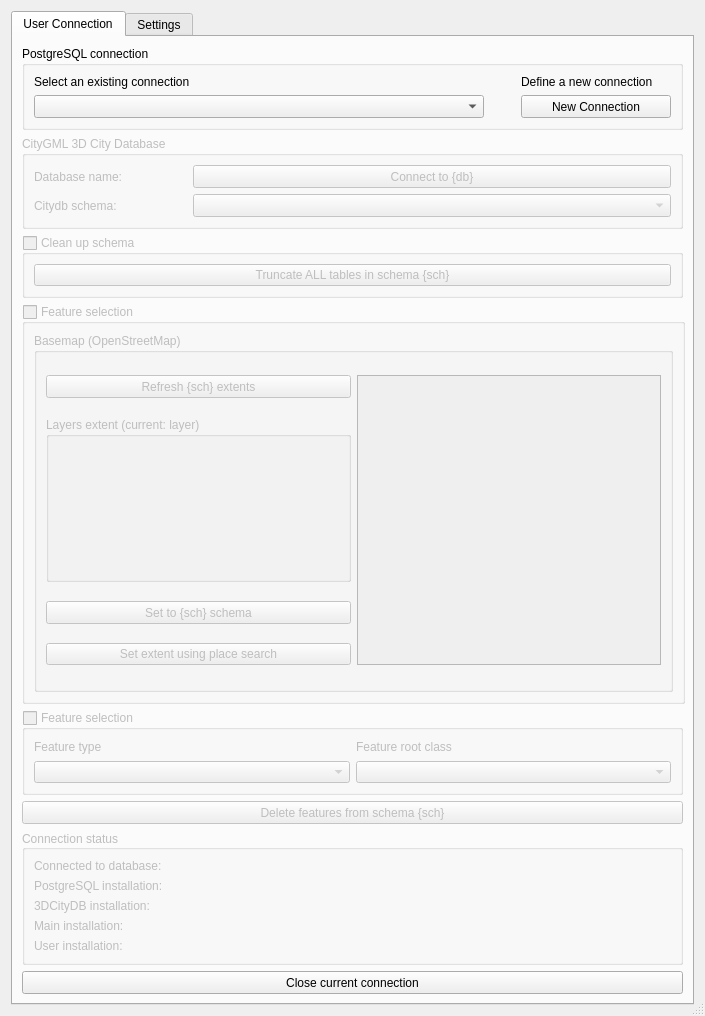
Before: the Qt Designer form cdb4/gui_deleter/ui/cdb4_deleter_dialog.ui in tendaiwbm/cdbloader, drawn with Qt 5.
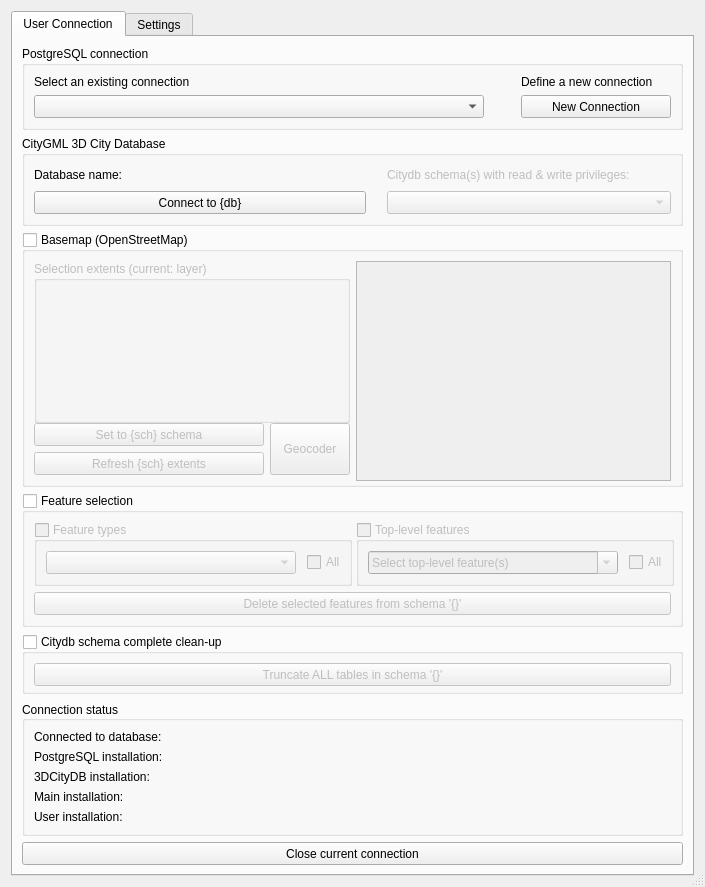
After: the same form once the commit is applied. Icons and pictures are not drawn. Custom widgets are drawn as their Qt base class.

What changed in the file:
```diff
--- a/cdb4/gui_deleter/ui/cdb4_deleter_dialog.ui
+++ b/cdb4/gui_deleter/ui/cdb4_deleter_dialog.ui
@@ -13,11 +13,11 @@
     <x>0</x>
     <y>0</y>
     <width>705</width>
-    <height>1000</height>
+    <height>868</height>
    </rect>
   </property>
   <property name="sizePolicy">
-   <sizepolicy hsizetype="MinimumExpanding" vsizetype="MinimumExpanding">
+   <sizepolicy hsizetype="MinimumExpanding" vsizetype="Maximum">
     <horstretch>0</horstretch>
     <verstretch>0</verstretch>
    </sizepolicy>
@@ -54,7 +54,7 @@
       <bool>true</bool>
      </property>
      <property name="sizePolicy">
-      <sizepolicy hsizetype="MinimumExpanding" vsizetype="MinimumExpanding">
+      <sizepolicy hsizetype="Preferred" vsizetype="Preferred">
        <horstretch>0</horstretch>
        <verstretch>0</verstretch>
       </sizepolicy>
@@ -301,7 +301,7 @@
        <item>
         <widget class="QGroupBox" name="gbxDatabase">
          <property name="enabled">
-          <bool>false</bool>
+          <bool>true</bool>
          </property>
          <property name="sizePolicy">
           <sizepolicy hsizetype="Preferred" vsizetype="Maximum">
@@ -326,66 +326,16 @@
             </property>
             <property name="sizeHint" stdset="0">
              <size>
-              <width>65</width>
+              <width>15</width>
               <height>20</height>
              </size>
             </property>
            </spacer>
           </item>
-          <item row="0" column="2">
-           <widget class="QPushButton" name="btnConnectToDbC">
-            <property name="enabled">
-             <bool>false</bool>
-            </property>
-            <property name="sizePolicy">
-             <sizepolicy hsizetype="MinimumExpanding" vsizetype="Fixed">
-              <horstretch>0</horstretch>
-              <verstretch>0</verstretch>
-             </sizepolicy>
-            </property>
-            <property name="minimumSize">
-             <size>
-              <width>400</width>
-              <height>23</height>
-             </size>
-            </property>
-            <property name="text">
-             <string>Connect to {db}</string>
-            </property>
-            <property name="autoDefault">
-             <bool>false</bool>
-            </property>
-            <property name="default">
-             <bool>false</bool>
-            </property>
-           </widget>
-          </item>
-          <item row="2" column="2">
-           <widget class="QComboBox" name="cbxSchema">
-            <property name="enabled">
-             <bool>false</bool>
-            </property>
-            <property name="sizePolicy">
-             <sizepolicy hsizetype="MinimumExpanding" vsizetype="Fixed">
-              <horstretch>0</horstretch>
-              <verstretch>0</verstretch>
-             </sizepolicy>
-            </property>
-            <property name="minimumSize">
-             <size>
-              <width>400</width>
-              <height>23</height>
-             </size>
-            </property>
-            <property name="toolTip">
-             <string>Select one of the citydb schemas containing data</string>
-            </property>
-           </widget>
-          </item>
           <item row="0" column="0">
            <widget class="QLabel" name="lblConnectToDB">
             <property name="enabled">
-             <bool>false</bool>
+             <bool>true</bool>
             </property>
             <property name="text">
              <string>Database name:</string>
@@ -402,59 +352,75 @@
             </property>
             <property name="sizeHint" stdset="0">
              <size>
-              <width>65</width>
+              <width>15</width>
               <height>20</height>
              </size>
             </property>
            </spacer>
           </item>
-          <item row="2" column="0">
+          <item row="0" column="2">
            <widget class="QLabel" name="lblSchema">
             <property name="enabled">
              <bool>false</bool>
             </property>
             <property name="text">
-             <string>Citydb schema:</string>
+             <string>Citydb schema(s) with read &amp; write privileges:</string>
             </property>
            </widget>
           </item>
-         </layout>
-        </widget>
-       </item>
-       <item>
-        <widget class="QGroupBox" name="groupBox">
-         <property name="enabled">
-          <bool>false</bool>
-         </property>
-         <property name="sizePolicy">
-          <sizepolicy hsizetype="Preferred" vsizetype="Fixed">
-           <horstretch>0</horstretch>
-           <verstretch>0</verstretch>
-          </sizepolicy>
-         </property>
-         <property name="minimumSize">
-          <size>
-           <width>0</width>
-           <height>55</height>
-          </size>
-         </property>
-         <property name="title">
-          <string>Clean up schema</string>
-         </property>
-         <property name="checkable">
-          <bool>true</bool>
-         </property>
-         <property name="checked">
-          <bool>false</bool>
-         </property>
-         <layout class="QVBoxLayout" name="verticalLayout_2">
-          <item>
-           <widget class="QPushButton" name="btnCleanUpSchema">
+          <item row="2" column="0">
+           <widget class="QPushButton" name="btnConnectToDb">
             <property name="enabled">
-             <bool>false</bool>
+             <bool>true</bool>
+            </property>
+            <property name="sizePolicy">
+             <sizepolicy hsizetype="Minimum" vsizetype="Fixed">
+              <horstretch>0</horstretch>
+              <verstretch>0</verstretch>
+             </sizepolicy>
+            </property>
+            <property name="minimumSize">
+             <size>
+              <width>332</width>
+              <height>23</height>
+             </size>
             </property>
             <property name="text">
-             <string>Truncate ALL tables in schema {sch}</string>
+             <string>Connect to {db}</string>
+            </property>
+            <property name="autoDefault">
+             <bool>false</bool>
+            </property>
+            <property name="default">
+             <bool>false</bool>
+            </property>
+           </widget>
+          </item>
+          <item row="2" column="2">
+           <widget class="QComboBox" name="cbxSchema">
+            <property name="enabled">
+             <bool>false</bool>
+            </property>
+            <property name="sizePolicy">
+             <sizepolicy hsizetype="Minimum" vsizetype="Fixed">
+              <horstretch>0</horstretch>
+              <verstretch>0</verstretch>
+             </sizepolicy>
+            </property>
+            <property name="minimumSize">
+             <size>
+              <width>270</width>
+              <height>23</height>
+             </size>
+            </property>
+            <property name="toolTip">
+             <string>Select one of the citydb schemas containing data</string>
+            </property>
+            <property name="currentText">
+             <string/>
+            </property>
+            <property name="placeholderText">
+             <string/>
             </property>
            </widget>
           </item>
@@ -464,22 +430,22 @@
        <item>
         <widget class="QGroupBox" name="groupBox_2">
          <property name="enabled">
-          <bool>false</bool>
+          <bool>true</bool>
          </property>
          <property name="sizePolicy">
-          <sizepolicy hsizetype="Minimum" vsizetype="Minimum">
+          <sizepolicy hsizetype="Minimum" vsizetype="Fixed">
            <horstretch>0</horstretch>
            <verstretch>0</verstretch>
           </sizepolicy>
          </property>
          <property name="minimumSize">
           <size>
-           <width>663</width>
-           <height>400</height>
+           <width>318</width>
+           <height>255</height>
           </size>
          </property>
          <property name="title">
-          <string>Feature selection</string>
+          <string>Basemap (OpenStreetMap)</string>
          </property>
          <property name="flat">
           <bool>false</bool>
@@ -490,178 +456,408 @@
          <property name="checked">
           <bool>false</bool>
          </property>
-         <layout class="QVBoxLayout" name="verticalLayout_4">
-          <item>
-           <widget class="QGroupBox" name="gbxBasemapC">
+         <layout class="QGridLayout" name="gLayoutBasemap">
+          <item row="0" column="1" rowspan="2">
+           <widget class="QGraphicsView" name="gvCanvas">
             <property name="enabled">
              <bool>false</bool>
             </property>
             <property name="sizePolicy">
-             <sizepolicy hsizetype="Ignored" vsizetype="Minimum">
+             <sizepolicy hsizetype="Expanding" vsizetype="MinimumExpanding">
               <horstretch>0</horstretch>
               <verstretch>0</verstretch>
              </sizepolicy>
             </property>
             <property name="minimumSize">
              <size>
-              <width>400</width>
-              <height>200</height>
+              <width>300</width>
+              <height>220</height>
+             </size>
+            </property>
+            <property name="toolTip">
+             <string>&lt;html&gt;&lt;head/&gt;&lt;body&gt;&lt;p&gt;&lt;span style=&quot; font-weight:600; color:#000000;&quot;&gt;Black box&lt;/span&gt;: Extents of all data in the selected citydb schema&lt;/p&gt;&lt;p&gt;&lt;span style=&quot; font-weight:600; color:#ff0000;&quot;&gt;Red box&lt;/span&gt;: Extents of the area in which selected features will be deleted&lt;/p&gt;&lt;/body&gt;&lt;/html&gt;</string>
+            </property>
+            <property name="alignment">
+             <set>Qt::AlignCenter</set>
+            </property>
+           </widget>
+          </item>
+          <item row="0" column="0">
+           <widget class="QgsExtentGroupBox" name="qgbxExtents">
+            <property name="enabled">
+             <bool>false</bool>
+            </property>
+            <property name="sizePolicy">
+             <sizepolicy hsizetype="MinimumExpanding" vsizetype="Maximum">
+              <horstretch>0</horstretch>
+              <verstretch>0</verstretch>
+             </sizepolicy>
+            </property>
+            <property name="minimumSize">
+             <size>
+              <width>300</width>
+              <height>162</height>
+             </size>
+            </property>
+            <property name="maximumSize">
+             <size>
+              <width>318</width>
+              <height>16777215</height>
              </size>
             </property>
             <property name="title">
-             <string>Basemap (OpenStreetMap)</string>
-            </property>
-            <property name="flat">
-             <bool>false</bool>
+             <string>Selection extents (current: layer)</string>
             </property>
             <property name="checkable">
              <bool>false</bool>
             </property>
-            <property name="checked">
+            <property name="collapsed">
              <bool>false</bool>
             </property>
-            <layout class="QGridLayout" name="gLayoutBasemapC">
-             <item row="1" column="1" rowspan="4">
-              <widget class="QGraphicsView" name="gvCanvasC">
-               <property name="enabled">
-                <bool>false</bool>
-               </property>
-               <property name="sizePolicy">
-                <sizepolicy hsizetype="MinimumExpanding" vsizetype="MinimumExpanding">
-                 <horstretch>0</horstretch>
-                 <verstretch>0</verstretch>
-                </sizepolicy>
-               </property>
-               <property name="minimumSize">
-                <size>
-                 <width>250</width>
-                 <height>0</height>
-                </size>
-               </property>
-               <property name="toolTip">
-                <string>&lt;html&gt;&lt;head/&gt;&lt;body&gt;&lt;p&gt;&lt;span style=&quot; font-weight:600; color:#0000ff;&quot;&gt;Blue box&lt;/span&gt;: Extents of all data in the selected citydb schema&lt;/p&gt;&lt;p&gt;&lt;span style=&quot; font-weight:600; color:#ff0000;&quot;&gt;Red box&lt;/span&gt;: Extents of the area in which feature will be deleted&lt;/p&gt;&lt;/body&gt;&lt;/html&gt;</string>
-               </property>
-              </widget>
-             </item>
-             <item row="1" column="0">
-              <widget class="QPushButton" name="btnRefreshCDBExtents">
-               <property name="sizePolicy">
-                <sizepolicy hsizetype="MinimumExpanding" vsizetype="Fixed">
-                 <horstretch>0</horstretch>
-                 <verstretch>0</verstretch>
-                </sizepolicy>
-               </property>
-               <property name="minimumSize">
-                <size>
-                 <width>250</width>
-                 <height>23</height>
-                </size>
-               </property>
-               <property name="toolTip">
-                <string>&lt;html&gt;&lt;head/&gt;&lt;body&gt;&lt;p&gt;If you deleted or added new data to the city model, you may have to refresh the extents of all data contained in the selected citydb schema (&lt;span style=&quot; font-weight:600; color:#0000ff;&quot;&gt;blue box&lt;/span&gt;)&lt;/p&gt;&lt;/body&gt;&lt;/html&gt;</string>
-               </property>
-               <property name="text">
-                <string>Refresh {sch} extents</string>
-               </property>
-               <property name="autoDefault">
-                <bool>false</bool>
-               </property>
-              </widget>
-             </item>
-             <item row="2" column="0">
-              <widget class="QgsExtentGroupBox" name="qgbxExtentsC">
-               <property name="sizePolicy">
-                <sizepolicy hsizetype="Fixed" vsizetype="Maximum">
-                 <horstretch>0</horstretch>
-                 <verstretch>0</verstretch>
-                </sizepolicy>
-               </property>
-               <property name="minimumSize">
-                <size>
-                 <width>150</width>
-                 <height>165</height>
-                </size>
-               </property>
-               <property name="maximumSize">
-                <size>
-                 <width>450</width>
-                 <height>16777215</height>
-                </size>
-               </property>
-               <property name="title">
-                <string>Layers extent (current: layer)</string>
-               </property>
-               <property name="checkable">
-                <bool>false</bool>
-               </property>
-               <property name="collapsed">
-                <bool>false</bool>
-               </property>
-               <property name="titleBase">
-                <string>Layers extent</string>
-               </property>
-              </widget>
-             </item>
-             <item row="3" column="0">
-              <widget class="QPushButton" name="btnCityExtentsC">
-               <property name="sizePolicy">
-                <sizepolicy hsizetype="MinimumExpanding" vsizetype="Fixed">
-                 <horstretch>0</horstretch>
-                 <verstretch>0</verstretch>
-                </sizepolicy>
-               </property>
-               <property name="minimumSize">
-                <size>
-                 <width>250</width>
-                 <height>23</height>
-                </size>
-               </property>
-               <property name="toolTip">
-                <string>&lt;html&gt;&lt;head/&gt;&lt;body&gt;&lt;p&gt;Set the extents of the area (&lt;span style=&quot; font-weight:600; color:#ff0000;&quot;&gt;reb box&lt;/span&gt;) to be the same as the citydb schema (&lt;span style=&quot; font-weight:600; color:#0000ff;&quot;&gt;blue box&lt;/span&gt;)&lt;/p&gt;&lt;/body&gt;&lt;/html&gt;</string>
-               </property>
-               <property name="text">
-                <string>Set to {sch} schema</string>
-               </property>
-               <property name="autoDefault">
-                <bool>false</bool>
-               </property>
-              </widget>
-             </item>
-             <item row="4" column="0">
-              <widget class="QPushButton" name="btnPlaceSearch">
-               <property name="text">
-                <string>Set extent using place search</string>
-               </property>
-              </widget>
-             </item>
-            </layout>
+            <property name="titleBase">
+             <string>Selection extents</string>
+            </property>
            </widget>
           </item>
+          <item row="1" column="0">
+           <layout class="QGridLayout" name="gridLayout_2">
+            <item row="0" column="1">
+             <widget class="QPushButton" name="btnGeoCoder">
+              <property name="enabled">
+               <bool>false</bool>
+              </property>
+              <property name="sizePolicy">
+               <sizepolicy hsizetype="Fixed" vsizetype="Minimum">
+                <horstretch>0</horstretch>
+                <verstretch>0</verstretch>
+               </sizepolicy>
+              </property>
+              <property name="minimumSize">
+               <size>
+                <width>40</width>
+                <height>50</height>
+               </size>
+              </property>
+              <property name="text">
+               <string>Geocoder</string>
+              </property>
+             </widget>
+            </item>
+            <item row="0" column="0">
+             <layout class="QVBoxLayout" name="verticalLayout_3">
+              <item>
+               <widget class="QPushButton" name="btnCityExtents">
+                <property name="enabled">
+                 <bool>false</bool>
+                </property>
+                <property name="sizePolicy">
+                 <sizepolicy hsizetype="Preferred" vsizetype="Maximum">
+                  <horstretch>0</horstretch>
+                  <verstretch>0</verstretch>
+                 </sizepolicy>
+                </property>
+                <property name="minimumSize">
+                 <size>
+                  <width>0</width>
+                  <height>23</height>
+                 </size>
+                </property>
+                <property name="toolTip">
+                 <string>&lt;html&gt;&lt;head/&gt;&lt;body&gt;&lt;p&gt;Set the extents of the area (&lt;span style=&quot; font-weight:600; color:#ff0000;&quot;&gt;reb box&lt;/span&gt;) to be the same as the citydb schema (&lt;span style=&quot; font-weight:600; color:#000000;&quot;&gt;black box&lt;/span&gt;)&lt;/p&gt;&lt;/body&gt;&lt;/html&gt;</string>
+                </property>
+                <property name="text">
+                 <string>Set to {sch} schema</string>
+                </property>
+                <property name="autoDefault">
+                 <bool>false</bool>
+                </property>
+               </widget>
+              </item>
+              <item>
+               <widget class="QPushButton" name="btnRefreshCDBExtents">
+                <property name="sizePolicy">
+                 <sizepolicy hsizetype="Preferred" vsizetype="Maximum">
+                  <horstretch>0</horstretch>
+                  <verstretch>0</verstretch>
+                 </sizepolicy>
+                </property>
+                <property name="minimumSize">
+                 <size>
+                  <width>0</width>
+                  <height>23</height>
+                 </size>
+                </property>
+                <property name="toolTip">
+                 <string>&lt;html&gt;&lt;head/&gt;&lt;body&gt;&lt;p&gt;If you deleted or added new data to the city model, you may have to refresh the extents of all data contained in the selected citydb schema (&lt;span style=&quot; font-weight:600; color:#000000;&quot;&gt;black box&lt;/span&gt;)&lt;/p&gt;&lt;/body&gt;&lt;/html&gt;</string>
+                </property>
+                <property name="text">
+                 <string>Refresh {sch} extents</string>
+                </property>
+                <property name="autoDefault">
+                 <bool>false</bool>
+                </property>
+               </widget>
+              </item>
+             </layout>
+            </item>
+           </layout>
+          </item>
          </layout>
         </widget>
        </item>
        <item>
         <widget class="QGroupBox" name="gbxFeatSel">
-         <property name="enabled">
+         <property name="title">
+          <string>Feature selection</string>
+         </property>
+         <property name="checkable">
+          <bool>true</bool>
+         </property>
+         <property name="checked">
           <bool>false</bool>
          </property>
+         <layout class="QGridLayout" name="gridLayout_3">
+          <item row="1" column="1">
+           <widget class="QGroupBox" name="gbxTopLevelClass">
+            <property name="enabled">
+             <bool>false</bool>
+            </property>
+            <property name="sizePolicy">
+             <sizepolicy hsizetype="Fixed" vsizetype="Fixed">
+              <horstretch>0</horstretch>
+              <verstretch>0</verstretch>
+             </sizepolicy>
+            </property>
+            <property name="minimumSize">
+             <size>
+              <width>318</width>
+              <height>0</height>
+             </size>
+            </property>
+            <property name="title">
+             <string>Top-level features</string>
+            </property>
+            <property name="checkable">
+             <bool>true</bool>
+            </property>
+            <property name="checked">
+             <bool>false</bool>
+            </property>
+            <layout class="QGridLayout" name="gridLayout_5">
+             <item row="3" column="2">
+              <spacer name="horizontalSpacer_7">
+               <property name="orientation">
+                <enum>Qt::Horizontal</enum>
+               </property>
+               <property name="sizeType">
+                <enum>QSizePolicy::Fixed</enum>
+               </property>
+               <property name="sizeHint" stdset="0">
+                <size>
+                 <width>5</width>
+                 <height>20</height>
+                </size>
+               </property>
+              </spacer>
+             </item>
+             <item row="3" column="1">
+              <widget class="QgsCheckableComboBox" name="ccbxTopLevelClass">
+               <property name="enabled">
+                <bool>false</bool>
+               </property>
+               <property name="minimumSize">
+                <size>
+                 <width>250</width>
+                 <height>23</height>
+                </size>
+               </property>
+               <property name="editable">
+                <bool>true</bool>
+               </property>
+               <property name="currentText">
+                <string>Select top-level feature(s)</string>
+               </property>
+               <property name="maxVisibleItems">
+                <number>99</number>
+               </property>
+               <property name="defaultText">
+                <string>Select top-level feature(s)</string>
+               </property>
+              </widget>
+             </item>
+             <item row="3" column="3" alignment="Qt::AlignRight|Qt::AlignVCenter">
+              <widget class="QCheckBox" name="ckbTopLevelClassAll">
+               <property name="minimumSize">
+                <size>
+                 <width>30</width>
+                 <height>0</height>
+                </size>
+               </property>
+               <property name="text">
+                <string>All</string>
+               </property>
+              </widget>
+             </item>
+            </layout>
+           </widget>
+          </item>
+          <item row="1" column="0">
+           <widget class="QGroupBox" name="gbxFeatType">
+            <property name="enabled">
+             <bool>false</bool>
+            </property>
+            <property name="sizePolicy">
+             <sizepolicy hsizetype="Fixed" vsizetype="Fixed">
+              <horstretch>0</horstretch>
+              <verstretch>0</verstretch>
+             </sizepolicy>
+            </property>
+            <property name="minimumSize">
+             <size>
+              <width>318</width>
+              <height>0</height>
+             </size>
+            </property>
+            <property name="title">
+             <string>Feature types</string>
+            </property>
+            <property name="checkable">
+             <bool>true</bool>
+            </property>
+            <property name="checked">
+             <bool>false</bool>
+            </property>
+            <layout class="QGridLayout" name="gridLayout_4">
+             <item row="1" column="2">
+              <spacer name="horizontalSpacer_4">
+               <property name="orientation">
+                <enum>Qt::Horizontal</enum>
+               </property>
+               <property name="sizeType">
+                <enum>QSizePolicy::Fixed</enum>
+               </property>
+               <property name="sizeHint" stdset="0">
+                <size>
+                 <width>5</width>
+                 <height>20</height>
+                </size>
+               </property>
+              </spacer>
+             </item>
+             <item row="1" column="1">
+              <widget class="QgsCheckableComboBox" name="ccbxFeatType">
+               <property name="enabled">
+                <bool>false</bool>
+               </property>
+               <property name="minimumSize">
+                <size>
+                 <width>250</width>
+                 <height>23</height>
+                </size>
+               </property>
+               <property name="currentText">
+                <string>Select feature type(s)</string>
+               </property>
+               <property name="frame">
+                <bool>true</bool>
+               </property>
+               <property name="defaultText">
+                <string>Select feature type(s)</string>
+               </property>
+              </widget>
+             </item>
+             <item row="1" column="3" alignment="Qt::AlignRight|Qt::AlignVCenter">
+              <widget class="QCheckBox" name="ckbFeatTypeAll">
+               <property name="enabled">
+                <bool>false</bool>
+               </property>
+               <property name="sizePolicy">
+                <sizepolicy hsizetype="Minimum" vsizetype="Fixed">
+                 <horstretch>0</horstretch>
+                 <verstretch>0</verstretch>
+                </sizepolicy>
+               </property>
+               <property name="minimumSize">
+                <size>
+                 <width>30</width>
+                 <height>0</height>
+                </size>
+               </property>
+               <property name="text">
+                <string>All</string>
+               </property>
+              </widget>
+             </item>
+            </layout>
+           </widget>
+          </item>
+          <item row="2" column="0" colspan="2">
+           <widget class="QPushButton" name="btnDelSelFeatures">
+            <property name="enabled">
+             <bool>false</bool>
+            </property>
+            <property name="sizePolicy">
+             <sizepolicy hsizetype="Expanding" vsizetype="Fixed">
+              <horstretch>0</horstretch>
+              <verstretch>0</verstretch>
+             </sizepolicy>
+            </property>
+            <property name="minimumSize">
+             <size>
+              <width>0</width>
+              <height>23</height>
+             </size>
+            </property>
+            <property name="toolTip">
+             <string>&lt;html&gt;&lt;head/&gt;&lt;body&gt;&lt;p&gt;The selected features will be deleted&lt;/p&gt;&lt;/body&gt;&lt;/html&gt;</string>
+            </property>
+            <property name="text">
+             <string>Delete selected features from schema '{}'</string>
+            </property>
+           </widget>
+          </item>
+         </layout>
+        </widget>
+       </item>
+       <item>
+        <spacer name="verticalSpacer_2">
+         <property name="orientation">
+          <enum>Qt::Vertical</enum>
+         </property>
+         <property name="sizeType">
+          <enum>QSizePolicy::Expanding</enum>
+         </property>
+         <property name="sizeHint" stdset="0">
+          <size>
+           <width>20</width>
+           <height>30</height>
+          </size>
+         </property>
+        </spacer>
+       </item>
+       <item>
+        <widget class="QGroupBox" name="gbxCleanUpSchema">
          <property name="sizePolicy">
-          <sizepolicy hsizetype="Minimum" vsizetype="Minimum">
+          <sizepolicy hsizetype="Preferred" vsizetype="Maximum">
            <horstretch>0</horstretch>
            <verstretch>0</verstretch>
           </sizepolicy>
          </property>
          <property name="minimumSize">
           <size>
-           <width>650</width>
+           <width>0</width>
            <height>60</height>
           </size>
          </property>
+         <property name="autoFillBackground">
+          <bool>false</bool>
+         </property>
+         <property name="styleSheet">
+          <string notr="true">border-color: rgb(170, 0, 0);
+border-color: rgb(255, 0, 0);</string>
+         </property>
          <property name="title">
-          <string>Feature selection</string>
-         </property>
-         <property name="flat">
-          <bool>false</bool>
+          <string>Citydb schema complete clean-up</string>
          </property>
          <property name="checkable">
           <bool>true</bool>
@@ -669,24 +865,29 @@
          <property name="checked">
           <bool>false</bool>
          </property>
-         <layout class="QGridLayout" name="gridLayout_2">
-          <item row="1" column="1">
-           <widget class="QgsCheckableComboBox" name="mComboBox_2"/>
-          </item>
-          <item row="1" column="0">
-           <widget class="QgsCheckableComboBox" name="cbxFeatType"/>
-          </item>
-          <item row="0" column="0">
-           <widget class="QLabel" name="lblFeatType">
-            <property name="text">
-             <string>Feature type</string>
+         <layout class="QVBoxLayout" name="verticalLayout_2">
+          <item>
+           <widget class="QPushButton" name="btnCleanUpSchema">
+            <property name="enabled">
+             <bool>false</bool>
             </property>
-           </widget>
-          </item>
-          <item row="0" column="1">
-           <widget class="QLabel" name="lblFeatRootClass">
+            <property name="sizePolicy">
+             <sizepolicy hsizetype="Minimum" vsizetype="Maximum">
+              <horstretch>0</horstretch>
+              <verstretch>0</verstretch>
+             </sizepolicy>
+            </property>
+            <property name="minimumSize">
+             <size>
+              <width>0</width>
+              <height>23</height>
+             </size>
+            </property>
+            <property name="toolTip">
+             <string>&lt;html&gt;&lt;head/&gt;&lt;body&gt;&lt;p&gt;ALL data in the citydb schema (i.e. within the &lt;span style=&quot; font-weight:600;&quot;&gt;black box&lt;/span&gt;) will be deleted&lt;/p&gt;&lt;/body&gt;&lt;/html&gt;</string>
+            </property>
             <property name="text">
-             <string>Feature root class</string>
+             <string>Truncate ALL tables in schema '{}'</string>
             </property>
            </widget>
           </item>
@@ -694,31 +895,22 @@
         </widget>
        </item>
        <item>
-        <widget class="QPushButton" name="btnDropLayers">
-         <property name="enabled">
-          <bool>false</bool>
+        <spacer name="verticalSpacer_3">
+         <property name="orientation">
+          <enum>Qt::Vertical</enum>
          </property>
-         <property name="minimumSize">
+         <property name="sizeHint" stdset="0">
           <size>
-           <width>620</width>
-           <height>23</height>
+           <width>20</width>
+           <height>30</height>
           </size>
          </property>
-         <property name="toolTip">
-          <string>Delete all selected features in the current citydb schema</string>
-         </property>
-         <property name="text">
-          <string>Delete features from schema {sch}</string>
-         </property>
-         <property name="autoDefault">
-          <bool>false</bool>
-         </property>
-        </widget>
+        </spacer>
        </item>
        <item>
         <widget class="QGroupBox" name="gbxConnStatusC">
          <property name="enabled">
-          <bool>false</bool>
+          <bool>true</bool>
          </property>
          <property name="sizePolicy">
           <sizepolicy hsizetype="MinimumExpanding" vsizetype="Maximum">
@@ -726,12 +918,6 @@
            <verstretch>0</verstretch>
           </sizepolicy>
          </property>
-         <property name="minimumSize">
-          <size>
-           <width>0</width>
-           <height>100</height>
-          </size>
-         </property>
          <property name="focusPolicy">
           <enum>Qt::NoFocus</enum>
          </property>
@@ -757,6 +943,19 @@
           <bool>false</bool>
          </property>
          <layout class="QGridLayout" name="gLayoutConnStatusC">
+          <item row="4" column="1">
+           <widget class="QLabel" name="lbl3DCityDBInst_out">
+            <property name="sizePolicy">
+             <sizepolicy hsizetype="MinimumExpanding" vsizetype="Preferred">
+              <horstretch>0</horstretch>
+              <verstretch>0</verstretch>
+             </sizepolicy>
+            </property>
+            <property name="text">
+             <string/>
+            </property>
+           </widget>
+          </item>
           <item row="2" column="1">
            <widget class="QLabel" name="lbl3DCityDBInstC_out">
             <property name="sizePolicy">
@@ -768,12 +967,76 @@
             <property name="text">
              <string/>
             </property>
+            <property name="alignment">
+             <set>Qt::AlignLeading|Qt::AlignLeft|Qt::AlignVCenter</set>
+            </property>
            </widget>
           </item>
-          <item row="0" column="0">
-           <widget class="QLabel" name="lblConnToDbC">
+          <item row="6" column="1">
+           <widget class="QLabel" name="lblUserInst_out">
             <property name="sizePolicy">
-             <sizepolicy hsizetype="Maximum" vsizetype="Maximum">
+             <sizepolicy hsizetype="MinimumExpanding" vsizetype="Preferred">
+              <horstretch>0</horstretch>
+              <verstretch>0</verstretch>
+             </sizepolicy>
+            </property>
+            <property name="text">
+             <string/>
+            </property>
+            <property name="wordWrap">
+             <bool>true</bool>
+            </property>
+            <property name="margin">
+             <number>0</number>
+            </property>
+            <property name="indent">
+             <number>-1</number>
+            </property>
+           </widget>
+          </item>
+          <item row="3" column="0">
+           <widget class="QLabel" name="lblPostInst">
+            <property name="sizePolicy">
+             <sizepolicy hsizetype="Maximum" vsizetype="Preferred">
+              <horstretch>0</horstretch>
+              <verstretch>0</verstretch>
+             </sizepolicy>
+            </property>
+            <property name="text">
+             <string>PostgreSQL installation:</string>
+            </property>
+           </widget>
+          </item>
+          <item row="4" column="0">
+           <widget class="QLabel" name="lbl3DCityDBInst">
+            <property name="sizePolicy">
+             <sizepolicy hsizetype="Maximum" vsizetype="Preferred">
+              <horstretch>0</horstretch>
+              <verstretch>0</verstretch>
+             </sizepolicy>
+            </property>
+            <property name="text">
+             <string>3DCityDB installation:</string>
+            </property>
+           </widget>
+          </item>
+          <item row="6" column="0">
+           <widget class="QLabel" name="lblUserInst">
+            <property name="sizePolicy">
+             <sizepolicy hsizetype="Maximum" vsizetype="Preferred">
+              <horstretch>0</horstretch>
+              <verstretch>0</verstretch>
+             </sizepolicy>
+            </property>
+            <property name="text">
+             <string>User installation:</string>
+            </property>
+           </widget>
+          </item>
+          <item row="2" column="0">
+           <widget class="QLabel" name="lblConnToDb">
+            <property name="sizePolicy">
+             <sizepolicy hsizetype="Maximum" vsizetype="Preferred">
               <horstretch>0</horstretch>
               <verstretch>0</verstretch>
              </sizepolicy>
@@ -795,105 +1058,40 @@
             </property>
            </widget>
           </item>
-          <item row="0" column="1">
-           <widget class="QLabel" name="lblConnToDbC_out">
-            <property name="sizePolicy">
-             <sizepolicy hsizetype="MinimumExpanding" vsizetype="Preferred">
-              <horstretch>0</horstretch>
-              <verstretch>0</verstretch>
-             </sizepolicy>
-            </property>
-            <property name="text">
-             <string/>
-            </property>
-            <property name="alignment">
-             <set>Qt::AlignLeading|Qt::AlignLeft|Qt::AlignVCenter</set>
-            </property>
-           </widget>
-          </item>
-          <item row="3" column="0">
-           <widget class="QLabel" name="lblMainInstC">
-            <property name="text">
-             <string>Main installation:</string>
-            </property>
-           </widget>
-          </item>
-          <item row="4" column="1">
-           <widget class="QLabel" name="lblUserInstC_out">
-            <property name="sizePolicy">
-             <sizepolicy hsizetype="MinimumExpanding" vsizetype="Preferred">
-              <horstretch>0</horstretch>
-              <verstretch>0</verstretch>
-             </sizepolicy>
-            </property>
-            <property name="text">
-             <string/>
-            </property>
-            <property name="wordWrap">
-             <bool>true</bool>
-            </property>
-            <property name="margin">
-             <number>0</number>
-            </property>
-            <property name="indent">
-             <number>-1</number>
-            </property>
-           </widget>
-          </item>
-          <item row="1" column="1">
-           <widget class="QLabel" name="lblPostInstC_out">
-            <property name="sizePolicy">
-             <sizepolicy hsizetype="MinimumExpanding" vsizetype="Preferred">
-              <horstretch>0</horstretch>
-              <verstretch>0</verstretch>
-             </sizepolicy>
-            </property>
-            <property name="text">
-             <string/>
-            </property>
-           </widget>
-          </item>
-          <item row="4" column="0">
-           <widget class="QLabel" name="lblUserInstC">
-            <property name="sizePolicy">
-             <sizepolicy hsizetype="Maximum" vsizetype="Preferred">
-              <horstretch>0</horstretch>
-              <verstretch>0</verstretch>
-             </sizepolicy>
-            </property>
-            <property name="text">
-             <string>User installation:</string>
-            </property>
-           </widget>
-          </item>
-          <item row="1" column="0">
-           <widget class="QLabel" name="lblPostInstC">
-            <property name="sizePolicy">
-             <sizepolicy hsizetype="Maximum" vsizetype="Preferred">
-              <horstretch>0</horstretch>
-              <verstretch>0</verstretch>
-             </sizepolicy>
-            </property>
-            <property name="text">
-             <string>PostgreSQL installation:</string>
-            </property>
-           </widget>
-          </item>
-          <item row="2" column="0">
-           <widget class="QLabel" name="lbl3DCityDBInstC">
-            <property name="sizePolicy">
-             <sizepolicy hsizetype="Maximum" vsizetype="Preferred">
-              <horstretch>0</horstretch>
-              <verstretch>0</verstretch>
-             </sizepolicy>
-            </property>
-            <property name="text">
-             <string>3DCityDB installation:</string>
-            </property>
-           </widget>
-          </item>
           <item row="3" column="1">
-           <widget class="QLabel" name="lblMainInstC_out">
+           <widget class="QLabel" name="lblPostInst_out">
+            <property name="sizePolicy">
+             <sizepolicy hsizetype="MinimumExpanding" vsizetype="Preferred">
+              <horstretch>0</horstretch>
+              <verstretch>0</verstretch>
+             </sizepolicy>
+            </property>
+            <property name="text">
+             <string/>
+            </property>
+           </widget>
+          </item>
+          <item row="5" column="0">
+           <widget class="QLabel" name="lblMainInst">
+            <property name="sizePolicy">
+             <sizepolicy hsizetype="Maximum" vsizetype="Preferred">
+              <horstretch>0</horstretch>
+              <verstretch>0</verstretch>
+             </sizepolicy>
+            </property>
+            <property name="text">
+             <string>Main installation:</string>
+            </property>
+           </widget>
+          </item>
+          <item row="5" column="1">
+           <widget class="QLabel" name="lblMainInst_out">
+            <property name="sizePolicy">
+             <sizepolicy hsizetype="MinimumExpanding" vsizetype="Preferred">
+              <horstretch>0</horstretch>
+              <verstretch>0</verstretch>
+             </sizepolicy>
+            </property>
             <property name="text">
              <string/>
             </property>
```
Left out of the diff: 211 changed lines with no effect on the pictures.
